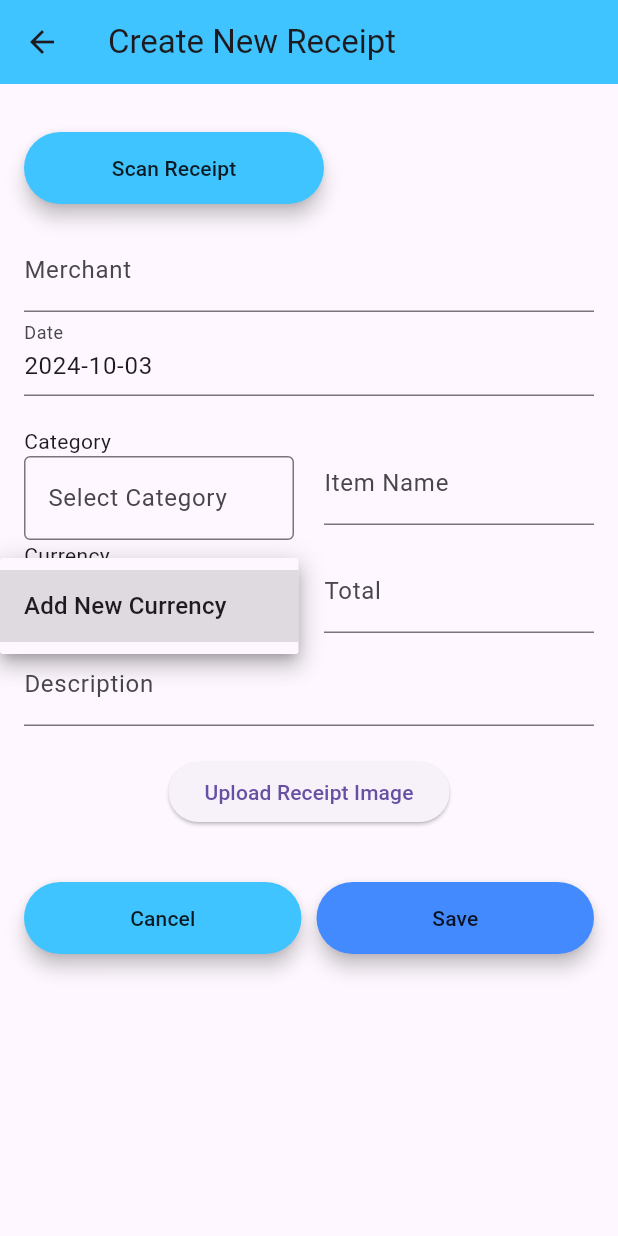
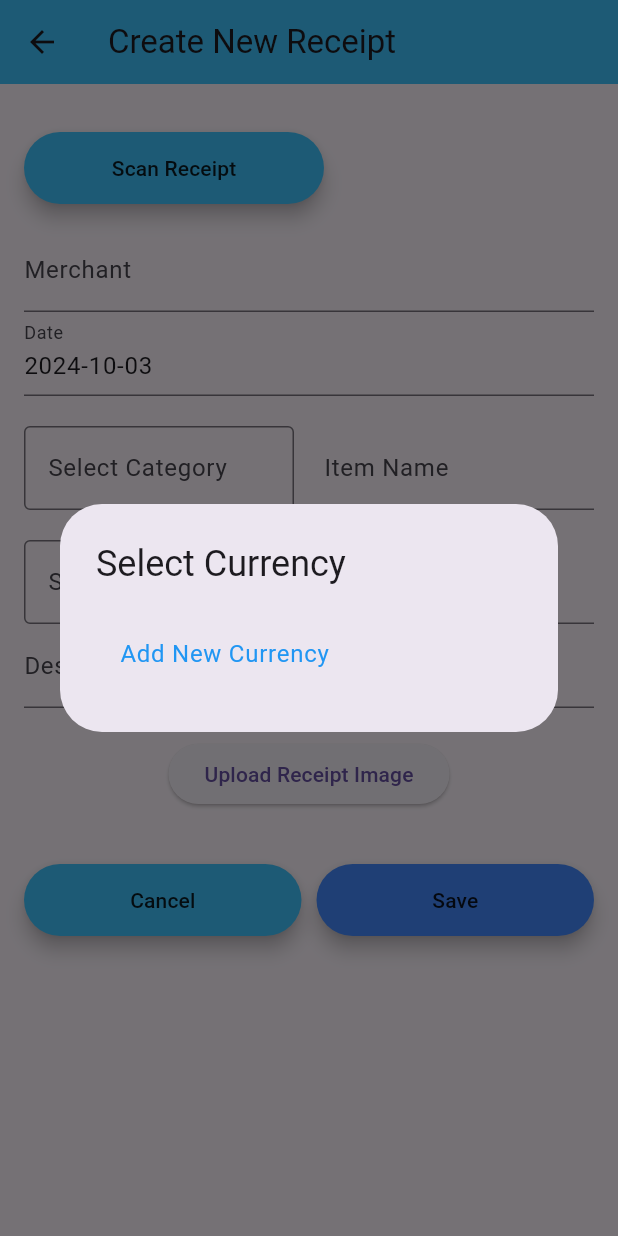
Before and after one commit to muayyat/Receipt-Manager-App, a Flutter app: the AddReceiptScreen screen opened by its route, after a tap on "Select Currency", on a phone screen of 412 x 824 dp. Run offline on Flutter 3.47's test engine with Material 3 defaults, Android fonts, the phone set to English and light mode, and no system bars; our stand-ins replace cloud_firestore, firebase_auth, firebase_core, firebase_remote_config, firebase_storage, fl_chart and 3 more; missing offline and left inert: flutter_tesseract_ocr; accounts and stored records are empty.

Commit message:
Display options from dropdown to dialog

```diff
--- a/lib/screens/add_receipt_screen.dart
+++ b/lib/screens/add_receipt_screen.dart
@@ -121,34 +121,82 @@ class _AddReceiptScreenState extends State<AddReceiptScreen> {
     }
   }
 
-  void _showNewCurrencyDialog() {
-    final TextEditingController newCurrencyController = TextEditingController();
+  void _showCurrencyDialog(BuildContext context) {
     showDialog(
       context: context,
       builder: (BuildContext context) {
         return AlertDialog(
+          title: Text('Select Currency'),
+          content: Container(
+            width: double.maxFinite,
+            child: ListView.builder(
+              shrinkWrap: true,
+              itemCount:
+                  currencies.length + 1, // Include "Add New Currency" option
+              itemBuilder: (BuildContext context, int index) {
+                if (index == currencies.length) {
+                  // The last item is "Add New Currency"
+                  return ListTile(
+                    title: Text('Add New Currency',
+                        style: TextStyle(color: Colors.blue)),
+                    onTap: () {
+                      Navigator.of(context).pop(); // Close the currency dialog
+                      _showNewCurrencyDialog(); // Open the "Add New Currency" dialog
+                    },
+                  );
+                } else {
+                  return ListTile(
+                    title: Text(currencies[index]), // Display each currency
+                    onTap: () {
+                      setState(() {
+                        selectedCurrency =
+                            currencies[index]; // Update selected currency
+                      });
+                      Navigator.of(context).pop(); // Close the dialog
+                    },
+                  );
+                }
+              },
+            ),
+          ),
+        );
+      },
+    );
+  }
+
+  void _showNewCurrencyDialog() {
+    showDialog(
+      context: context,
+      builder: (BuildContext context) {
+        String newCurrency = '';
+        return AlertDialog(
           title: Text('Add New Currency'),
           content: TextField(
-            controller: newCurrencyController,
-            decoration: InputDecoration(hintText: "Enter new currency"),
+            onChanged: (value) {
+              newCurrency = value;
+            },
+            decoration: InputDecoration(hintText: 'Enter currency code'),
           ),
           actions: [
             TextButton(
+              child: Text('Cancel'),
+              onPressed: () {
+                Navigator.of(context).pop(); // Close the dialog
+              },
+            ),
+            TextButton(
+              child: Text('Add'),
               onPressed: () {
                 setState(() {
-                  currencies.add(newCurrencyController.text);
-                  selectedCurrency = newCurrencyController
-                      .text; // Set newly created currency as selected
+                  if (newCurrency.isNotEmpty) {
+                    currencies
+                        .add(newCurrency); // Add the new currency to the list
+                    selectedCurrency =
+                        newCurrency; // Set it as the selected currency
+                  }
                 });
-                Navigator.of(context).pop();
+                Navigator.of(context).pop(); // Close the dialog
               },
-              child: Text('Add'),
-            ),
-            TextButton(
-              onPressed: () {
-                Navigator.of(context).pop(); // Close dialog
-              },
-              child: Text('Cancel'),
             ),
           ],
         );
@@ -282,7 +330,6 @@ class _AddReceiptScreenState extends State<AddReceiptScreen> {
                     child: Column(
                       crossAxisAlignment: CrossAxisAlignment.start,
                       children: [
-                        Text('Category'), // Label for category
                         GestureDetector(
                           onTap:
                               _showCategorySelectPopup, // Open the popup when tapped
@@ -313,7 +360,9 @@ class _AddReceiptScreenState extends State<AddReceiptScreen> {
                   ),
                 ],
               ),
+
               // Currency and Total Input Side by Side
+              SizedBox(height: 20),
               Row(
                 mainAxisAlignment: MainAxisAlignment.spaceBetween,
                 children: [
@@ -321,42 +370,78 @@ class _AddReceiptScreenState extends State<AddReceiptScreen> {
                     child: Column(
                       crossAxisAlignment: CrossAxisAlignment.start,
                       children: [
-                        Text('Currency'), // Label for currency
-                        DropdownButton<String>(
-                          hint: Text('Select Currency'),
-                          value: selectedCurrency,
-                          onChanged: (String? newValue) {
-                            if (newValue == 'Add New Currency') {
-                              _showNewCurrencyDialog(); // Show dialog to add new currency
-                            } else {
-                              setState(() {
-                                selectedCurrency =
-                                    newValue; // Update selected currency
-                              });
-                            }
-                          },
-                          items: [...currencies, 'Add New Currency']
-                              .map<DropdownMenuItem<String>>((String value) {
-                            return DropdownMenuItem<String>(
-                              value: value,
-                              child: Text(value),
-                            );
-                          }).toList(),
+                        GestureDetector(
+                          onTap: () => _showCurrencyDialog(
+                              context), // Trigger the dialog
+                          child: AbsorbPointer(
+                            child: TextField(
+                              decoration: InputDecoration(
+                                labelText: selectedCurrency ??
+                                    'Select Currency', // Display selected currency or hint
+                                border: OutlineInputBorder(),
+                              ),
+                            ),
+                          ),
                         ),
                       ],
                     ),
                   ),
-                  SizedBox(width: 20), // Space between dropdown and total input
+                  SizedBox(width: 20), // Space between currency and total input
                   Expanded(
                     child: TextField(
                       controller: totalController,
                       decoration: InputDecoration(
-                          labelText: 'Total', hintText: 'e.g. €0.00'),
+                        labelText: 'Total',
+                        hintText: 'e.g. 0.00',
+                      ),
                       keyboardType: TextInputType.number,
                     ),
                   ),
                 ],
               ),
+
+              // Row(
+              //   mainAxisAlignment: MainAxisAlignment.spaceBetween,
+              //   children: [
+              //     Expanded(
+              //       child: Column(
+              //         crossAxisAlignment: CrossAxisAlignment.start,
+              //         children: [
+              //           DropdownButton<String>(
+              //             hint: Text('Select Currency'),
+              //             value: selectedCurrency,
+              //             onChanged: (String? newValue) {
+              //               if (newValue == 'Add New Currency') {
+              //                 _showNewCurrencyDialog(); // Show dialog to add new currency
+              //               } else {
+              //                 setState(() {
+              //                   selectedCurrency =
+              //                       newValue; // Update selected currency
+              //                 });
+              //               }
+              //             },
+              //             items: [...currencies, 'Add New Currency']
+              //                 .map<DropdownMenuItem<String>>((String value) {
+              //               return DropdownMenuItem<String>(
+              //                 value: value,
+              //                 child: Text(value),
+              //               );
+              //             }).toList(),
+              //           ),
+              //         ],
+              //       ),
+              //     ),
+              //     SizedBox(width: 20), // Space between dropdown and total input
+              //     Expanded(
+              //       child: TextField(
+              //         controller: totalController,
+              //         decoration: InputDecoration(
+              //             labelText: 'Total', hintText: 'e.g. €0.00'),
+              //         keyboardType: TextInputType.number,
+              //       ),
+              //     ),
+              //   ],
+              // ),
               // Description Input
               TextField(
                 controller: descriptionController,
```
